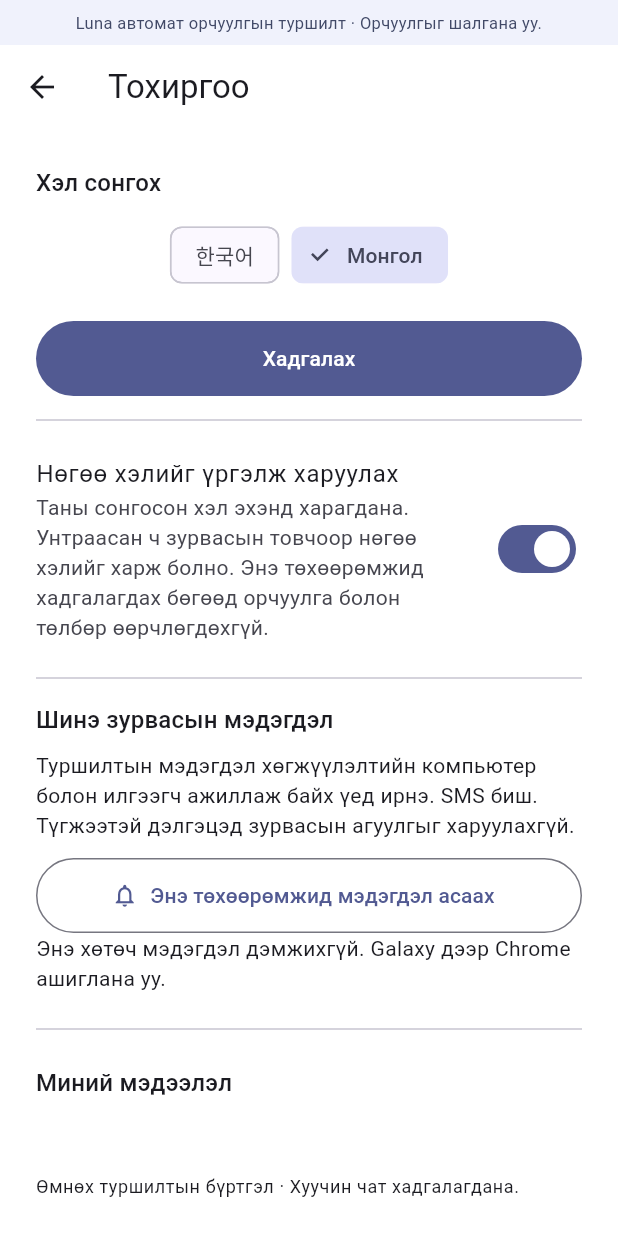
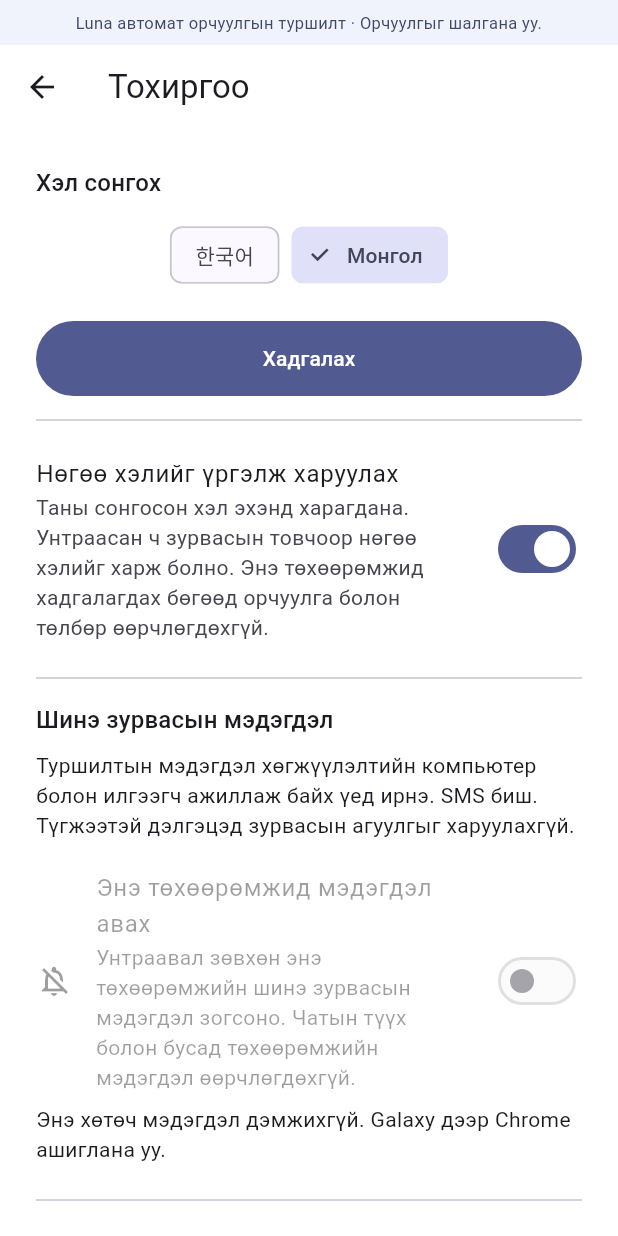
Before and after one commit to dntprbs-maker/tongyeok-talk, a Flutter app: the SettingsScreen screen opened by its route, after a tap on "Монгол", on a phone screen of 412 x 824 dp. Run offline on Flutter 3.47's test engine with Material 3 defaults, Android fonts, the phone set to English and light mode, and no system bars; our stand-ins replace cloud_firestore, firebase_auth, firebase_core, shared_preferences; missing offline and left inert: dart:js_interop; accounts and stored records are empty.

Commit message:
Expose device notification on off switch in settings

```diff
--- a/lib/app_language.dart
+++ b/lib/app_language.dart
@@ -71,6 +71,11 @@ class LanguagePicker extends StatelessWidget {
 }
 
 const Map<String, List<String>> messages = {
+  'pushReception': ['이 기기의 알림 받기', 'Энэ төхөөрөмжид мэдэгдэл авах'],
+  'pushDeviceOnly': [
+    '끄면 이 기기의 새 메시지 알림만 멈춰요. 대화 기록과 다른 기기의 알림은 그대로예요.',
+    'Унтраавал зөвхөн энэ төхөөрөмжийн шинэ зурвасын мэдэгдэл зогсоно. Чатын түүх болон бусад төхөөрөмжийн мэдэгдэл өөрчлөгдөхгүй.',
+  ],
   'showOtherLanguage': ['다른 언어도 항상 표시', 'Нөгөө хэлийг үргэлж харуулах'],
   'showOtherLanguageHelp': [
     '내 언어가 먼저 보여요. 끄면 메시지의 보기 버튼으로 다른 언어를 확인할 수 있어요. 이 기기에 저장되며 번역 동작과 비용은 바뀌지 않아요.',
--- a/lib/settings_screen.dart
+++ b/lib/settings_screen.dart
@@ -12,19 +12,51 @@ class SettingsScreen extends StatefulWidget {
   State<SettingsScreen> createState() => _SettingsScreenState();
 }
 
-class _SettingsScreenState extends State<SettingsScreen> {
+class _SettingsScreenState extends State<SettingsScreen>
+    with WidgetsBindingObserver {
   String? _error;
   bool _busy = false;
   String _push = 'off';
+  bool _pushLoading = true;
   @override
   void initState() {
     super.initState();
-    PushService.state().then((value) {
-      if (mounted) setState(() => _push = value);
-    });
+    WidgetsBinding.instance.addObserver(this);
+    _readPush();
+  }
+
+  @override
+  void dispose() {
+    WidgetsBinding.instance.removeObserver(this);
+    super.dispose();
+  }
+
+  @override
+  void didChangeAppLifecycleState(AppLifecycleState state) {
+    if (state == AppLifecycleState.resumed && !_busy) _readPush();
+  }
+
+  Future<void> _readPush() async {
+    try {
+      final value = await PushService.state();
+      if (mounted) {
+        setState(() {
+          _push = value;
+          _pushLoading = false;
+        });
+      }
+    } catch (_) {
+      if (mounted) {
+        setState(() {
+          _pushLoading = false;
+          _error = 'pushFailed';
+        });
+      }
+    }
   }
 
   Future<void> _togglePush() async {
+    if (_busy || _pushLoading) return;
     setState(() {
       _busy = true;
       _error = null;
@@ -103,20 +135,22 @@ class _SettingsScreenState extends State<SettingsScreen> {
               const SizedBox(height: 8),
               Text(tr(context, 'pushTrial')),
               const SizedBox(height: 12),
-              OutlinedButton.icon(
-                onPressed: _busy ? null : _togglePush,
-                icon: Icon(
+              SwitchListTile(
+                contentPadding: EdgeInsets.zero,
+                title: Text(tr(context, 'pushReception')),
+                subtitle: Text(tr(context, 'pushDeviceOnly')),
+                secondary: Icon(
                   _push == 'enabled'
                       ? Icons.notifications_active
-                      : Icons.notifications_none,
+                      : Icons.notifications_off_outlined,
                 ),
-                label: Text(
-                  tr(
-                    context,
-                    _push == 'enabled' ? 'pushDisable' : 'pushEnable',
-                  ),
-                ),
+                value: _push == 'enabled',
+                onChanged:
+                    _busy || _pushLoading || _push == 'unsupported'
+                        ? null
+                        : (_) => _togglePush(),
               ),
+              if (_busy || _pushLoading) const LinearProgressIndicator(),
               Text(
                 tr(
                   context,
```
Also changed, not shown: docs/assets/fonts/MaterialIcons-Regular.otf, 5 other files.
